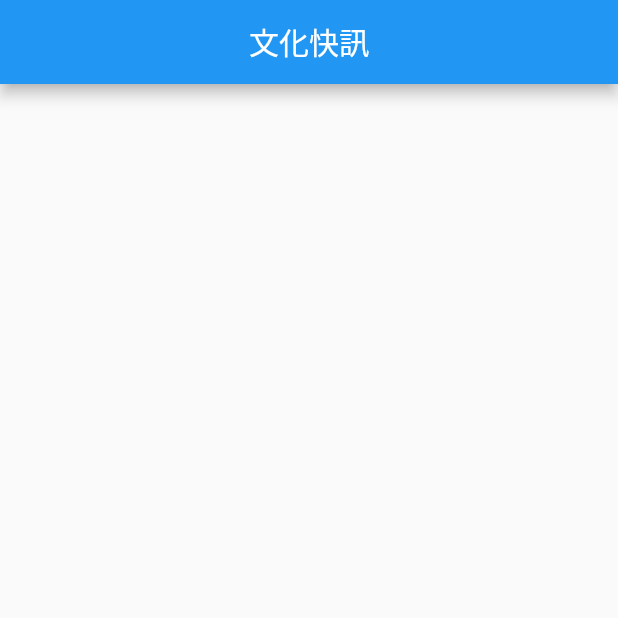
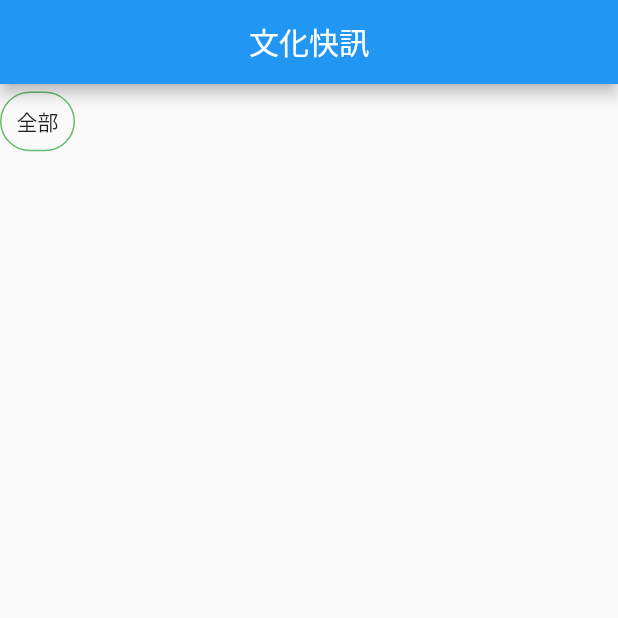
Before and after one commit to tonytmwu/culture_express, a Flutter app: the screen it shows after launch, on a phone screen of 412 x 824 dp, the top half of it. Run offline on Flutter 3.47's test engine with Material 2 defaults, Android fonts, the phone set to English and light mode, and no system bars; our stand-ins replace bloc, cached_network_image, dio, equatable, flutter_bloc, sqflite and 1 more; accounts and stored records are empty.

Commit message:
新增依照縣市查詢活動清單功能

```diff
--- a/lib/bulletin_board/bloc/bulletin_board_bloc.dart
+++ b/lib/bulletin_board/bloc/bulletin_board_bloc.dart
@@ -1,5 +1,3 @@
-import 'dart:async';
-
 import 'package:bloc/bloc.dart';
 import 'package:culture_express/model/activity.dart';
 import 'package:culture_express/repository/activity_repo.dart';
@@ -14,11 +12,32 @@ class BulletinBoardBloc extends Bloc<BulletinBoardEvent, BulletinBoardState> {
   final activityRepo = ActivityRepo();
 
   BulletinBoardBloc() : super(BulletinBoardInitial()) {
-    on<QueryAllActivitiesEvent>(_processQueryAllActivitiesEvent);
+    on<InitBulletinBoardEvent>(_processBulletinBoardInitial);
+    on<QueryAllActivitiesEvent>(_processActivitiesEvent);
+    on<QueryActivitiesByCityEvent>(_processActivitiesEvent);
   }
 
-  _processQueryAllActivitiesEvent(event, emit) async {
-    final activities = await activityRepo.queryAll();
-    emit(ShowActivities(activities: activities));
+  _processBulletinBoardInitial(event, emit) async {
+    final cities = await activityRepo.queryCities();
+    emit(BulletinBoardInitial(cities: cities));
+  }
+
+  _processActivitiesEvent(event, emit) async {
+    switch (event.runtimeType) {
+      case QueryActivitiesByCityEvent:
+        final city = (event as QueryActivitiesByCityEvent).city;
+        List<Activity>? activities;
+        if("全部" == city) {
+          activities = await activityRepo.queryAll();
+        } else {
+          activities = await activityRepo.queryActivityByCity(city);
+        }
+        emit(ShowActivities(activities: activities));
+        break;
+      default:
+        final activities = await activityRepo.queryAll();
+        emit(ShowActivities(activities: activities));
+        break;
+    }
   }
 }
--- a/lib/bulletin_board/bloc/bulletin_board_event.dart
+++ b/lib/bulletin_board/bloc/bulletin_board_event.dart
@@ -4,3 +4,16 @@ part of 'bulletin_board_bloc.dart';
 abstract class BulletinBoardEvent {}
 
 class QueryAllActivitiesEvent extends BulletinBoardEvent {}
+
+class InitBulletinBoardEvent extends BulletinBoardEvent {
+
+  InitBulletinBoardEvent();
+}
+
+class QueryActivitiesByCityEvent extends BulletinBoardEvent {
+
+  String city;
+
+  QueryActivitiesByCityEvent({required this.city});
+
+}
--- a/lib/bulletin_board/bloc/bulletin_board_state.dart
+++ b/lib/bulletin_board/bloc/bulletin_board_state.dart
@@ -9,7 +9,13 @@ abstract class BulletinBoardState extends Equatable {
   List<Object?> get props => [activities];
 }
 
-class BulletinBoardInitial extends BulletinBoardState {}
+class BulletinBoardInitial extends BulletinBoardState {
+
+  List<String>? cities;
+
+  BulletinBoardInitial({this.cities});
+
+}
 
 class ShowActivities extends BulletinBoardState {
 
--- a/lib/bulletin_board/bulletin_board_page.dart
+++ b/lib/bulletin_board/bulletin_board_page.dart
@@ -14,9 +14,11 @@ class BulletinBoardPage extends StatefulWidget {
 
 class _BulletinBoardPageState extends State<BulletinBoardPage> {
 
+  List<String>? cities;
   late BulletinBoardBloc _bloc;
 
   _onLayoutDone(_) {
+    _bloc.add(InitBulletinBoardEvent());
     _bloc.add(QueryAllActivitiesEvent());
   }
 
@@ -32,7 +34,11 @@ class _BulletinBoardPageState extends State<BulletinBoardPage> {
     return BlocProvider(
       create: (BuildContext context) => _bloc,
       child: BlocListener<BulletinBoardBloc, BulletinBoardState>(
-        listener: (BuildContext context, state) {  },
+        listener: (BuildContext context, state) {
+          if(state is BulletinBoardInitial) {
+            cities = state.cities;
+          }
+        },
         child: BlocBuilder<BulletinBoardBloc, BulletinBoardState>(
           builder: (BuildContext context, state) {
             List<Activity>? activities;
@@ -44,8 +50,29 @@ class _BulletinBoardPageState extends State<BulletinBoardPage> {
                 title: const Text("文化快訊"),
                 centerTitle: true,
               ),
-              body: ListView.separated(
-                padding: const EdgeInsets.all(10),
+              body: Column(
+                children: <Widget> [
+
+                  const SizedBox(height: 5,),
+
+                  Expanded(
+                    flex: 1,
+                    child: ListView.separated(
+                      scrollDirection: Axis.horizontal,
+                      itemCount: cities?.length ?? 0,
+                      separatorBuilder: (context, index) => const SizedBox(width: 10,),
+                      itemBuilder: (BuildContext context, int index) {
+                        return _createCityText(cities?[index] ?? "", () {
+                          _bloc.add(QueryActivitiesByCityEvent(city: cities?[index] ?? ""));
+                        });
+                      },)),
+
+                  const SizedBox(height: 5,),
+
+                  Expanded(
+                    flex: 18,
+                    child: ListView.separated(
+                        padding: const EdgeInsets.only(left: 10, right: 10, bottom: 10),
                         separatorBuilder: (context, index) => const SizedBox(height: 20,),
                         itemCount: activities?.length ?? 0,
                         itemBuilder: (context, index) {
@@ -68,10 +95,29 @@ class _BulletinBoardPageState extends State<BulletinBoardPage> {
                             ),
                           );
                         },
+                      ))
+                ],
               ),
             );
           },),
       ),
     );
   }
+
+  Widget _createCityText(String city, VoidCallback action) {
+
+    return Container(
+      alignment: Alignment.center,
+      padding: const EdgeInsets.only(left: 10, right: 10),
+      decoration: BoxDecoration(
+        borderRadius: BorderRadius.circular(20.0),
+        border: Border.all(color: Colors.green.shade400, width: 1,)
+      ),
+      child: GestureDetector(
+        onTap: action,
+        child: Text(city, style: const TextStyle(fontSize: 14),),
+      ),
+    );
   }
+
+}
--- a/lib/bulletin_board/poster_view.dart
+++ b/lib/bulletin_board/poster_view.dart
@@ -73,7 +73,8 @@ class _PosterViewState extends State<PosterView> {
 
                   SizedBox(
                     width: MediaQuery.of(context).size.width,
-                    child: Text("${widget.city ?? ""} / ${widget.venue ?? ""}", style: const TextStyle(fontSize: 18, color: Colors.black,),),
+                    child: Text((widget.city?.isNotEmpty == true) ? "${widget.city ?? ""} / ${widget.venue ?? ""}" : widget.venue ?? "",
+                      style: const TextStyle(fontSize: 18, color: Colors.black,),),
                   ),
 
 
--- a/lib/model/activity.dart
+++ b/lib/model/activity.dart
@@ -8,6 +8,7 @@ class Activity {
   String? imageFile;
   String? introduction;
   String? youtubeLink;
+  String? websiteLink;
 
   Activity(
       {this.id,
@@ -18,7 +19,8 @@ class Activity {
       this.endDate,
       this.imageFile,
       this.introduction,
-      this.youtubeLink});
+      this.youtubeLink,
+      this.websiteLink});
 
   factory Activity.fromJson(Map<String, dynamic> json) => Activity(
       id: json["ID"] as String?,
@@ -29,5 +31,6 @@ class Activity {
       endDate: json["EndDate"] as String?,
       imageFile: json["ImageFile"] as String?,
       introduction: json["Introduction"] as String?,
-      youtubeLink: json["YoutubeLink"] as String?);
+      youtubeLink: json["YoutubeLink"] as String?,
+      websiteLink: json["WebsiteLink"] as String?);
 }
--- a/pubspec.yaml
+++ b/pubspec.yaml
@@ -42,6 +42,7 @@ dependencies:
   path: ^1.8.1
   cached_network_image: ^3.2.1
   youtube_player_flutter: ^8.1.0
+  url_launcher: ^6.1.5
 
 dev_dependencies:
   flutter_test:
```
Also changed, not shown: lib/activity/activity_page.dart (+30 -2 lines), lib/repository/activity_repo.dart (+30 -1 lines). Lines whose indentation alone changed are shown as unchanged.
